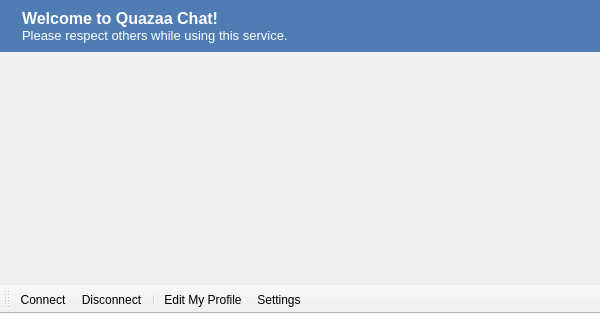
First picture: the form in branches/Rewrite/UI/widgetchatmiddle.ui, repository c3c/quazaa, before the edit.
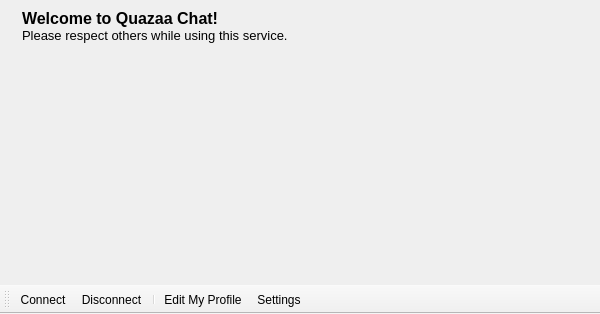
Second picture: the form after the edit. Icons and pictures are not drawn.

Diff of the .ui file:
```diff
--- a/branches/Rewrite/UI/widgetchatmiddle.ui
+++ b/branches/Rewrite/UI/widgetchatmiddle.ui
@@ -21,10 +21,7 @@
     <item row="0" column="0">
      <widget class="QFrame" name="frameChatWelcome">
       <property name="styleSheet">
-       <string notr="true">QFrame {
-	background-color: rgb(78, 124, 179);
-	color: rgb(255, 255, 255);
-}</string>
+       <string notr="true"/>
       </property>
       <property name="frameShape">
        <enum>QFrame::NoFrame</enum>
```
Left out of the diff: 2 changed lines with no effect on the pictures.
